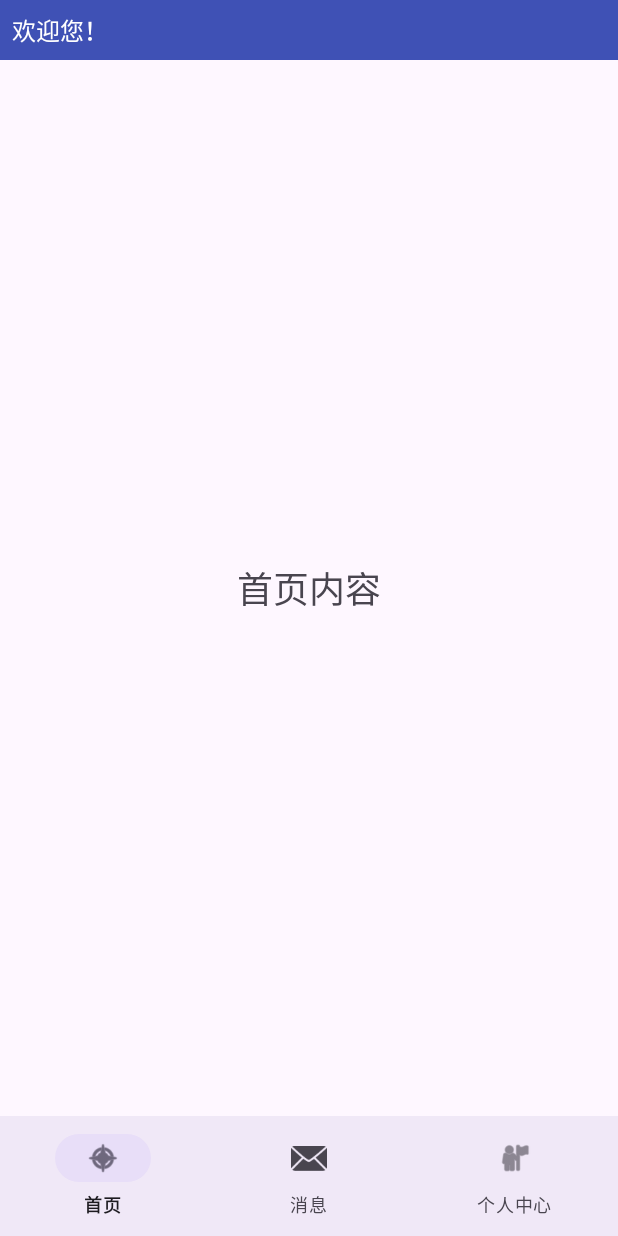
After one commit to RainbowRain9/Android, an Android app: the HomeActivity screen opened directly, with no data from a screen before it, on a phone screen of 412 x 824 dp. The commit adds this screen. Run offline under Robolectric (Android 15) with nearby library versions, the light colour scheme and no system bars.

Commit message:
feat: 实现登录功能和底部导航栏主界面
- 新增用户登录和注册功能，使用Room数据库存储用户信息
- 创建主界面，采用底部导航栏设计，包含首页、消息和个人中心三个标签页
- 优化用户体验，登录成功后自动跳转到主界面
- 修复导入语句错误导致的编译问题
- 更新README.md，添加项目说明和使用指南
- 创建CHANGELOG.md，记录项目变更历史

此次更新完成了应用的基础框架搭建，实现了核心功能，为后续功能扩展奠定了基础。

```diff
--- a/app/src/main/AndroidManifest.xml
+++ b/app/src/main/AndroidManifest.xml
@@ -24,12 +24,15 @@
             </intent-filter>
         </activity>
 
-        <activity android:name=".MainActivity" android:exported="true">
+        <activity android:name="com.example.android01.MainActivity" android:exported="true">
             <intent-filter>
                 <action android:name="android.intent.action.MAIN" />
                 <category android:name="android.intent.category.LAUNCHER" />
             </intent-filter>
         </activity>
+
+        <activity android:name="com.example.android01.HomeActivity" android:exported="true">
+        </activity>
     </application>
 
 </manifest>
--- /dev/null
+++ b/app/src/main/java/com/example/android01/HomeActivity.java
@@ -0,0 +1,80 @@
+package com.example.android01;
+
+import android.os.Bundle;
+import android.view.MenuItem;
+import android.widget.TextView;
+import androidx.annotation.NonNull;
+import androidx.appcompat.app.AppCompatActivity;
+import androidx.fragment.app.Fragment;
+import com.google.android.material.bottomnavigation.BottomNavigationView;
+
+/**
+ * 主界面Activity，包含底部导航栏和三个主要标签页
+ */
+public class HomeActivity extends AppCompatActivity {
+
+    private BottomNavigationView bottomNavigationView;
+    private TextView tvWelcome;
+
+    // 记录当前显示的Fragment
+    private Fragment currentFragment;
+
+    // 三个主要的Fragment
+    private HomeFragment homeFragment;
+    private MessageFragment messageFragment;
+    private ProfileFragment profileFragment;
+
+    @Override
+    protected void onCreate(Bundle savedInstanceState) {
+        super.onCreate(savedInstanceState);
+        setContentView(R.layout.activity_home);
+
+        // 获取传递过来的用户名
+        String username = getIntent().getStringExtra("username");
+
+        // 初始化Fragment
+        homeFragment = new HomeFragment();
+        messageFragment = new MessageFragment();
+        profileFragment = new ProfileFragment();
+
+        // 设置欢迎信息
+        tvWelcome = findViewById(R.id.tv_welcome);
+        if (username != null && !username.isEmpty()) {
+            tvWelcome.setText("欢迎您，" + username + "！");
+        }
+
+        // 默认显示首页Fragment
+        currentFragment = homeFragment;
+        getSupportFragmentManager().beginTransaction()
+                .replace(R.id.fragment_container, currentFragment)
+                .commit();
+
+        // 设置底部导航栏
+        bottomNavigationView = findViewById(R.id.bottom_navigation);
+        bottomNavigationView.setOnNavigationItemSelectedListener(new BottomNavigationView.OnNavigationItemSelectedListener() {
+            @Override
+            public boolean onNavigationItemSelected(@NonNull MenuItem item) {
+                Fragment selectedFragment = null;
+                int itemId = item.getItemId();
+
+                if (itemId == R.id.navigation_home) {
+                    selectedFragment = homeFragment;
+                } else if (itemId == R.id.navigation_message) {
+                    selectedFragment = messageFragment;
+                } else if (itemId == R.id.navigation_profile) {
+                    selectedFragment = profileFragment;
+                }
+
+                if (selectedFragment != null && selectedFragment != currentFragment) {
+                    // 切换Fragment
+                    currentFragment = selectedFragment;
+                    getSupportFragmentManager().beginTransaction()
+                            .replace(R.id.fragment_container, currentFragment)
+                            .commit();
+                    return true;
+                }
+                return false;
+            }
+        });
+    }
+}
--- /dev/null
+++ b/app/src/main/java/com/example/android01/HomeFragment.java
@@ -0,0 +1,28 @@
+package com.example.android01;
+
+import android.os.Bundle;
+import android.view.LayoutInflater;
+import android.view.View;
+import android.view.ViewGroup;
+import androidx.annotation.NonNull;
+import androidx.annotation.Nullable;
+import androidx.fragment.app.Fragment;
+
+/**
+ * 首页Fragment
+ */
+public class HomeFragment extends Fragment {
+
+    @Nullable
+    @Override
+    public View onCreateView(@NonNull LayoutInflater inflater, @Nullable ViewGroup container, @Nullable Bundle savedInstanceState) {
+        // 加载Fragment布局
+        return inflater.inflate(R.layout.fragment_home, container, false);
+    }
+
+    @Override
+    public void onViewCreated(@NonNull View view, @Nullable Bundle savedInstanceState) {
+        super.onViewCreated(view, savedInstanceState);
+        // 在这里初始化视图组件和设置事件监听器
+    }
+}
--- /dev/null
+++ b/app/src/main/java/com/example/android01/MessageFragment.java
@@ -0,0 +1,28 @@
+package com.example.android01;
+
+import android.os.Bundle;
+import android.view.LayoutInflater;
+import android.view.View;
+import android.view.ViewGroup;
+import androidx.annotation.NonNull;
+import androidx.annotation.Nullable;
+import androidx.fragment.app.Fragment;
+
+/**
+ * 消息Fragment
+ */
+public class MessageFragment extends Fragment {
+
+    @Nullable
+    @Override
+    public View onCreateView(@NonNull LayoutInflater inflater, @Nullable ViewGroup container, @Nullable Bundle savedInstanceState) {
+        // 加载Fragment布局
+        return inflater.inflate(R.layout.fragment_message, container, false);
+    }
+
+    @Override
+    public void onViewCreated(@NonNull View view, @Nullable Bundle savedInstanceState) {
+        super.onViewCreated(view, savedInstanceState);
+        // 在这里初始化视图组件和设置事件监听器
+    }
+}
--- /dev/null
+++ b/app/src/main/java/com/example/android01/ProfileFragment.java
@@ -0,0 +1,28 @@
+package com.example.android01;
+
+import android.os.Bundle;
+import android.view.LayoutInflater;
+import android.view.View;
+import android.view.ViewGroup;
+import androidx.annotation.NonNull;
+import androidx.annotation.Nullable;
+import androidx.fragment.app.Fragment;
+
+/**
+ * 个人中心Fragment
+ */
+public class ProfileFragment extends Fragment {
+
+    @Nullable
+    @Override
+    public View onCreateView(@NonNull LayoutInflater inflater, @Nullable ViewGroup container, @Nullable Bundle savedInstanceState) {
+        // 加载Fragment布局
+        return inflater.inflate(R.layout.fragment_profile, container, false);
+    }
+
+    @Override
+    public void onViewCreated(@NonNull View view, @Nullable Bundle savedInstanceState) {
+        super.onViewCreated(view, savedInstanceState);
+        // 在这里初始化视图组件和设置事件监听器
+    }
+}
--- /dev/null
+++ b/app/src/main/res/layout/activity_home.xml
@@ -0,0 +1,15 @@
+<?xml version="1.0" encoding="utf-8"?>
+<RelativeLayout xmlns:android="http://schemas.android.com/apk/res/android"
+    xmlns:app="http://schemas.android.com/apk/res-auto"
+    xmlns:tools="http://schemas.android.com/tools" android:layout_width="match_parent" android:layout_height="match_parent">
+
+    <!-- 欢迎信息 -->
+    <TextView android:id="@+id/tv_welcome" android:layout_width="match_parent" android:layout_height="wrap_content" android:background="#3F51B5" android:padding="8dp" android:text="欢迎您！" android:textColor="@android:color/white" android:textSize="16sp" />
+
+    <!-- Fragment容器 -->
+    <FrameLayout android:id="@+id/fragment_container" android:layout_width="match_parent" android:layout_height="match_parent" android:layout_above="@+id/bottom_navigation" android:layout_below="@+id/tv_welcome" />
+
+    <!-- 底部导航栏 -->
+    <com.google.android.material.bottomnavigation.BottomNavigationView android:id="@+id/bottom_navigation" android:layout_width="match_parent" android:layout_height="wrap_content" android:layout_alignParentBottom="true" android:background="?android:attr/windowBackground" app:menu="@menu/bottom_nav_menu" />
+
+</RelativeLayout>
--- /dev/null
+++ b/app/src/main/res/layout/fragment_home.xml
@@ -0,0 +1,15 @@
+<?xml version="1.0" encoding="utf-8"?>
+<RelativeLayout xmlns:android="http://schemas.android.com/apk/res/android"
+    xmlns:tools="http://schemas.android.com/tools"
+    android:layout_width="match_parent"
+    android:layout_height="match_parent"
+    android:padding="16dp">
+
+    <TextView
+        android:layout_width="wrap_content"
+        android:layout_height="wrap_content"
+        android:layout_centerInParent="true"
+        android:text="首页内容"
+        android:textSize="24sp" />
+
+</RelativeLayout>
--- /dev/null
+++ b/app/src/main/res/menu/bottom_nav_menu.xml
@@ -0,0 +1,17 @@
+<?xml version="1.0" encoding="utf-8"?>
+<menu xmlns:android="http://schemas.android.com/apk/res/android">
+    <item
+        android:id="@+id/navigation_home"
+        android:icon="@android:drawable/ic_menu_compass"
+        android:title="首页" />
+
+    <item
+        android:id="@+id/navigation_message"
+        android:icon="@android:drawable/ic_dialog_email"
+        android:title="消息" />
+
+    <item
+        android:id="@+id/navigation_profile"
+        android:icon="@android:drawable/ic_menu_myplaces"
+        android:title="个人中心" />
+</menu>
```
Also changed, not shown: app/src/main/java/com/example/android01/MainActivity.java (+9 -23 lines), app/src/main/res/layout/fragment_message.xml (added, +15 -0 lines), app/src/main/res/layout/fragment_profile.xml (added, +15 -0 lines), 2 other files.
